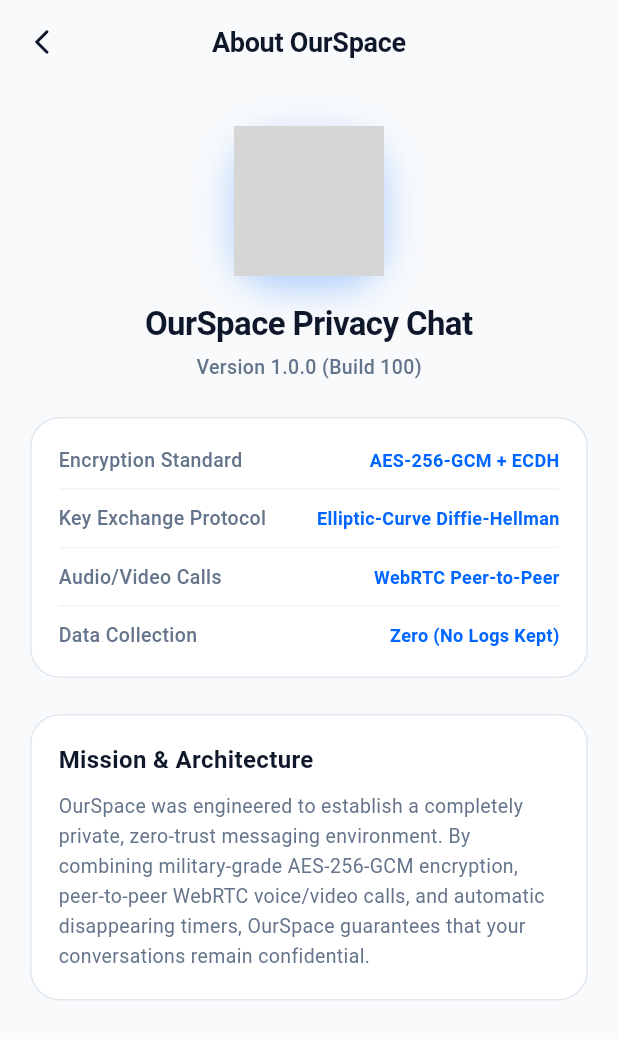
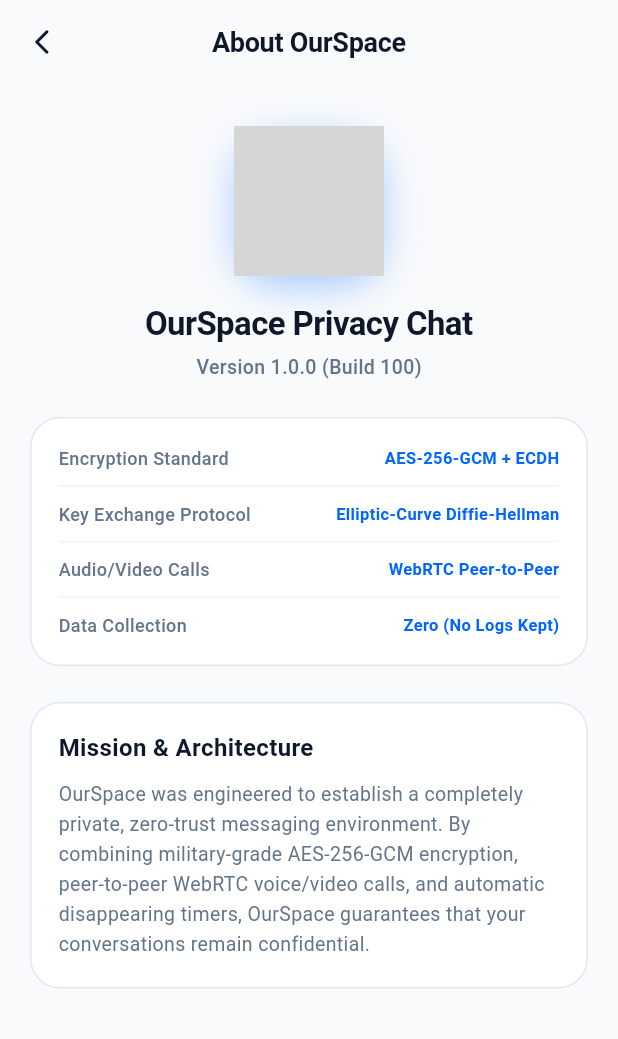
Before and after one commit to Virusboot/OurSpace, a Flutter app: the AboutUsScreen screen opened directly with empty values, on a phone screen of 412 x 824 dp. Shown: the top 1039 px of the screen. Run offline on Flutter 3.47's test engine with Material 3 defaults, Android fonts, the phone set to English and light mode, and no system bars; our stand-ins replace flutter_secure_storage, image_picker, local_auth; accounts and stored records are empty; grey boxes are pictures that could not be loaded.

Commit message:
fix(mobile_flutter): resolve RenderFlex pixel overflow in AboutUsScreen spec rows

```diff
--- a/mobile_flutter/lib/features/settings/presentation/screens/about_us_screen.dart
+++ b/mobile_flutter/lib/features/settings/presentation/screens/about_us_screen.dart
@@ -132,8 +132,21 @@ class AboutUsScreen extends StatelessWidget {
     return Row(
       mainAxisAlignment: MainAxisAlignment.spaceBetween,
       children: [
-        Text(label, style: TextStyle(color: subColor, fontSize: 13, fontWeight: FontWeight.w500)),
-        Text(value, style: const TextStyle(color: Color(0xFF0066FF), fontSize: 12, fontWeight: FontWeight.bold)),
+        Expanded(
+          child: Text(
+            label,
+            style: TextStyle(color: subColor, fontSize: 12, fontWeight: FontWeight.w500),
+            overflow: TextOverflow.ellipsis,
+          ),
+        ),
+        const SizedBox(width: 8),
+        Flexible(
+          child: Text(
+            value,
+            textAlign: TextAlign.right,
+            style: const TextStyle(color: Color(0xFF0066FF), fontSize: 11, fontWeight: FontWeight.bold),
+          ),
+        ),
       ],
     );
   }
```
Also changed, not shown: 1 other file.
